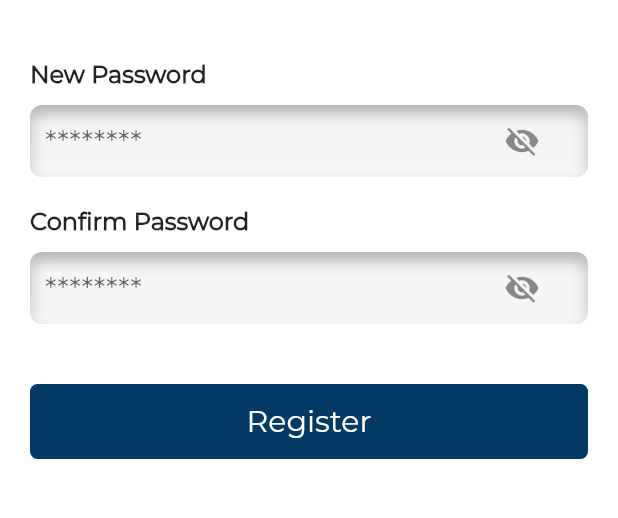
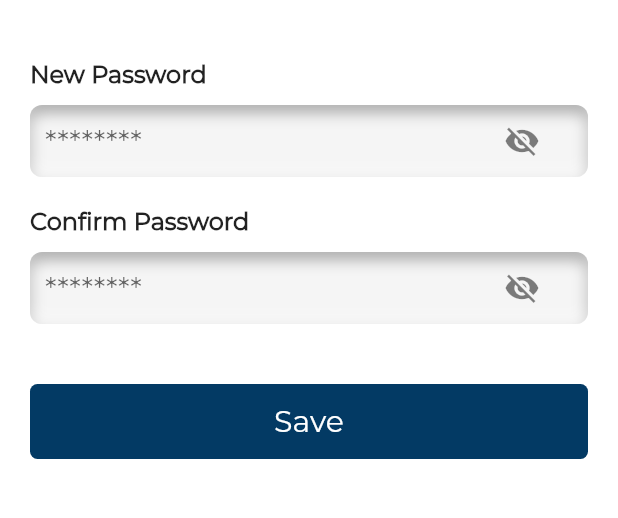
Before and after one commit to akuetteh51/ecentials, a Flutter app: the Login screen opened directly, after a tap on "Forgot Password ?", on a phone screen of 412 x 824 dp, the part 233-751 px from its top. Run offline on Flutter 3.47's test engine with Material 2 defaults, Android fonts, the phone set to English and light mode, and no system bars; drawn by our look-alikes of flutter_neumorphic; our stand-ins replace animated_splash_screen, dotted_border, get, shared_preferences, smooth_page_indicator; missing offline and left inert: dart:ffi, sliver_fab; accounts and stored records are empty.

Commit message:
Created login, signup, reset, dashboard and profile screens

```diff
--- a/lib/src/Widgets/bottomNavBar.dart
+++ b/lib/src/Widgets/bottomNavBar.dart
@@ -81,7 +81,6 @@ class _BottomNavBarState extends State<BottomNavBar> {
             children: List.generate(
               4,
               (index) => IconButton(
-                // onPressed: () => widget.onPressed(index),
                 onPressed: () {
                   Get.to(() => _pages[index]);
                   print(index);
--- a/lib/src/screens/AuthScreens/login.dart
+++ b/lib/src/screens/AuthScreens/login.dart
@@ -1,3 +1,5 @@
+import 'dart:ffi';
+
 import 'package:ecentialsclone/src/Widgets/button.dart';
 import 'package:ecentialsclone/src/screens/AuthScreens/agreement.dart';
 import 'package:ecentialsclone/src/screens/AuthScreens/registration.dart';
@@ -19,6 +21,23 @@ class Login extends StatefulWidget {
 }
 
 class _LoginState extends State<Login> {
+  late TextEditingController _emailController;
+  late TextEditingController _passwordController;
+
+  @override
+  void initState() {
+    super.initState();
+    _emailController = TextEditingController();
+    _passwordController = TextEditingController();
+  }
+
+  @override
+  void dispose() {
+    _emailController.dispose();
+    _passwordController.dispose();
+    super.dispose();
+  }
+
   @override
   Widget build(BuildContext context) {
     // Logo  and Login text
@@ -45,7 +64,7 @@ class _LoginState extends State<Login> {
     );
     // Email Input text
     final _formkey = GlobalKey<FormState>();
-    final _emailController = TextEditingController();
+
     final _email = Column(
       children: [
         const SizedBox(height: 40),
@@ -87,7 +106,6 @@ class _LoginState extends State<Login> {
 
     // Password Input text
 
-    final _passwordController = TextEditingController();
     final _password = Column(
       children: [
         const Align(
@@ -113,7 +131,7 @@ class _LoginState extends State<Login> {
           ),
           child: TextField(
             obscuringCharacter: '*',
-            obscureText: true,
+            obscureText: !widget.isVisible,
             style: const TextStyle(fontSize: 20),
             cursorColor: AppColors.primaryDeepColor,
             controller: _passwordController,
@@ -124,11 +142,14 @@ class _LoginState extends State<Login> {
                     widget.isVisible = !widget.isVisible;
                   });
                 },
-                icon: widget.isVisible == true
-                    ? Icon(Icons.visibility)
-                    : Icon(
-                        Icons.visibility_off,
-                      ),
+                icon: Icon(
+                  widget.isVisible == true
+                      ? Icons.visibility
+                      : Icons.visibility_off,
+                  color: AppColors.primaryBlackColor.withOpacity(
+                    .50,
+                  ),
+                ),
               ),
               hintText: "********",
               border: UnderlineInputBorder(
--- a/lib/src/screens/AuthScreens/reset.dart
+++ b/lib/src/screens/AuthScreens/reset.dart
@@ -16,6 +16,23 @@ class PasswordReset extends StatefulWidget {
 }
 
 class _PasswordResetState extends State<PasswordReset> {
+  late TextEditingController _passwordController;
+  late TextEditingController _confirmPasswordController;
+
+  @override
+  void initState() {
+    super.initState();
+    _passwordController = TextEditingController();
+    _confirmPasswordController = TextEditingController();
+  }
+
+  @override
+  void dispose() {
+    _passwordController.dispose();
+    _confirmPasswordController.dispose();
+    super.dispose();
+  }
+
   @override
   Widget build(BuildContext context) {
     // Logo  and PasswordReset text
@@ -38,8 +55,6 @@ class _PasswordResetState extends State<PasswordReset> {
     final _emailController = TextEditingController();
 
     // Password Input text
-
-    final _passwordController = TextEditingController();
     final _password = Column(
       children: [
         const Align(
@@ -65,7 +80,7 @@ class _PasswordResetState extends State<PasswordReset> {
           ),
           child: TextFormField(
             obscuringCharacter: '*',
-            obscureText: widget.isVisible,
+            obscureText: !widget.isVisible,
             style: const TextStyle(fontSize: 20),
             cursorColor: AppColors.primaryDeepColor,
             controller: _passwordController,
@@ -76,11 +91,14 @@ class _PasswordResetState extends State<PasswordReset> {
                     widget.isVisible = !widget.isVisible;
                   });
                 },
-                icon: widget.isVisible == true
-                    ? Icon(
-                        Icons.visibility,
-                      )
-                    : Icon(Icons.visibility_off),
+                icon: Icon(
+                  widget.isVisible == true
+                      ? Icons.visibility
+                      : Icons.visibility_off,
+                  color: AppColors.primaryBlackColor.withOpacity(
+                    .50,
+                  ),
+                ),
               ),
               hintText: "********",
               border: const UnderlineInputBorder(
@@ -93,7 +111,6 @@ class _PasswordResetState extends State<PasswordReset> {
     );
     // Confirm Password Input text
 
-    final _confirmPasswordController = TextEditingController();
     final _confirmPassword = Column(
       children: [
         const Align(
@@ -119,7 +136,7 @@ class _PasswordResetState extends State<PasswordReset> {
           ),
           child: TextFormField(
             obscuringCharacter: '*',
-            obscureText: widget.isVisible,
+            obscureText: !widget.isVisible,
             style: TextStyle(fontSize: 20),
             cursorColor: AppColors.primaryDeepColor,
             controller: _confirmPasswordController,
@@ -130,11 +147,14 @@ class _PasswordResetState extends State<PasswordReset> {
                     widget.isVisible = !widget.isVisible;
                   });
                 },
-                icon: widget.isVisible == true
-                    ? Icon(
-                        Icons.visibility,
-                      )
-                    : Icon(Icons.visibility_off),
+                icon: Icon(
+                  widget.isVisible == true
+                      ? Icons.visibility
+                      : Icons.visibility_off,
+                  color: AppColors.primaryBlackColor.withOpacity(
+                    .50,
+                  ),
+                ),
               ),
               hintText: "********",
               border: const UnderlineInputBorder(
@@ -156,7 +176,7 @@ class _PasswordResetState extends State<PasswordReset> {
         );
       },
       child: Button(
-        text: "Register",
+        text: "Save",
         style: TextStyle(color: AppColors.primaryWhiteColor, fontSize: 20),
       ),
     );
--- a/pubspec.yaml
+++ b/pubspec.yaml
@@ -22,6 +22,7 @@ dependencies:
   curved_navigation_bar: ^1.0.3
   dotted_border: ^2.0.0+2
   intl: ^0.17.0
+  sliver_fab: "^1.0.0"
 
 
 dev_dependencies:
```
Also changed, not shown: lib/src/Widgets/addSchoolButton.dart (added, +36 -0 lines), lib/src/Widgets/information.dart (added, +46 -0 lines), lib/src/screens/AuthScreens/registration.dart (+39 -15 lines), lib/src/screens/UserScreens/Home/MinuteClinic/minuteClinic.dart (+0 -8 lines), lib/src/screens/UserScreens/Home/Profiles/EducationalInfo.dart (added, +51 -0 lines), lib/src/screens/UserScreens/Home/Profiles/personalInfo.dart (added, +64 -0 lines), lib/src/screens/UserScreens/Home/Profiles/profileScreen.dart (+92 -67 lines), assets/images/circular_pencil.png (added), pubspec.lock.
